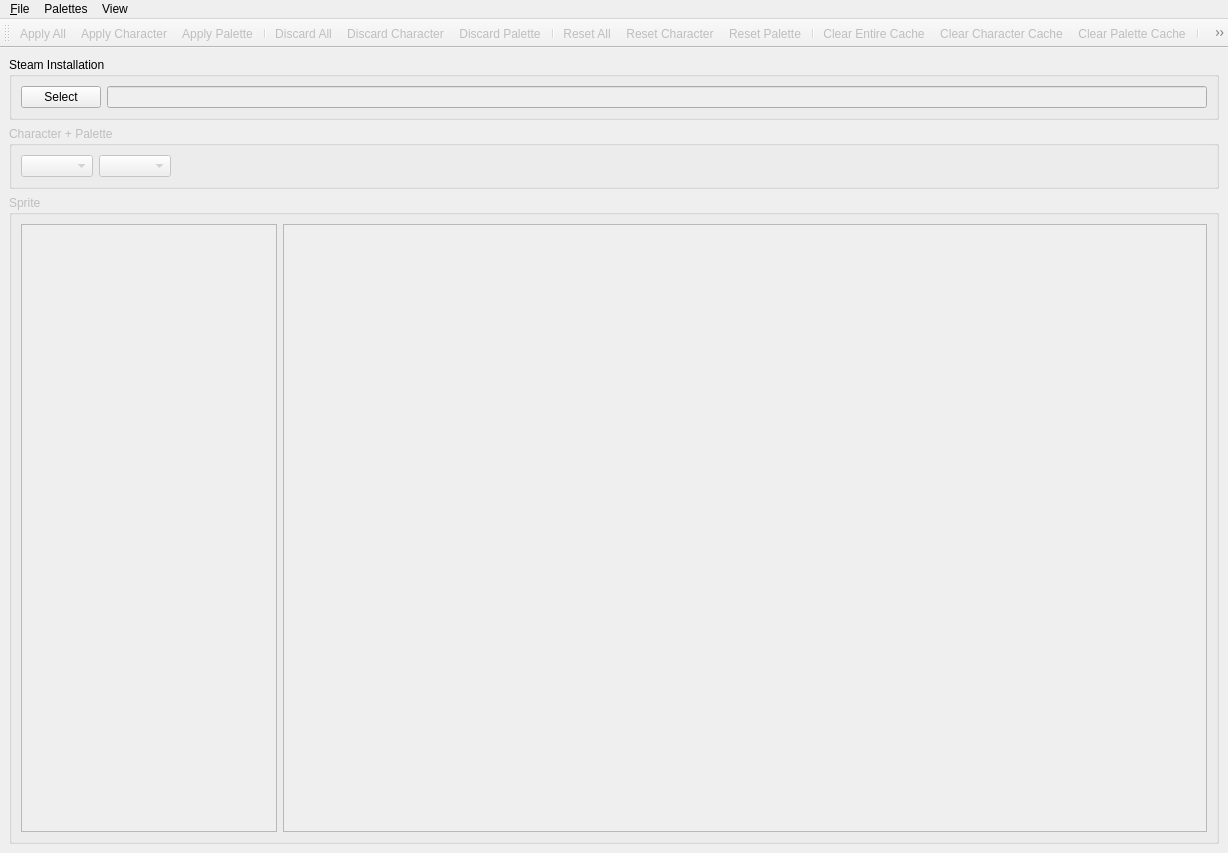
The window that bbsed/ui/mainwindow.ui (slacknate/bbsed) describes before a commit, drawn with Qt 5.
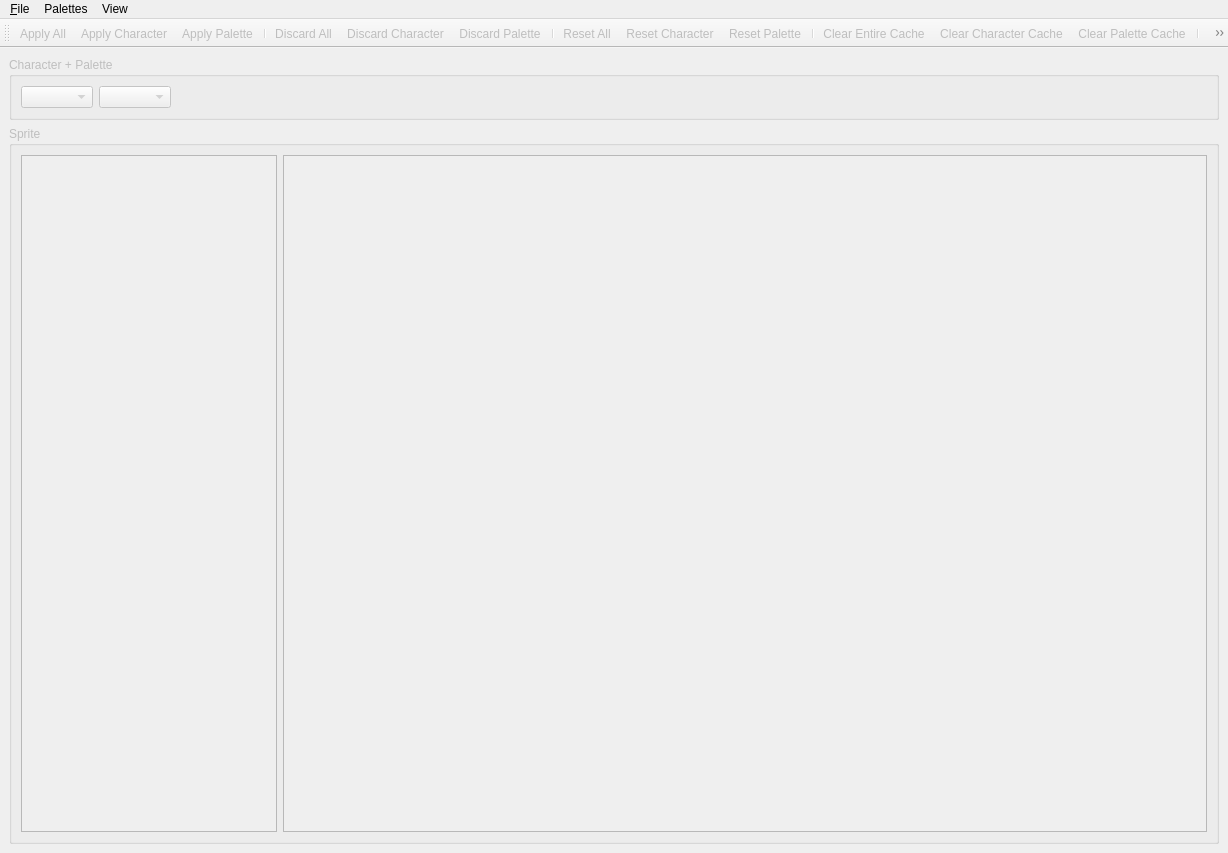
The same window after the commit.

Commit message:
[mainwindow] implement usage of settings dialog
 - remove steam selection from main window
 - add menu entry to show our settings dialog

```diff
--- a/bbsed/ui/mainwindow.ui
+++ b/bbsed/ui/mainwindow.ui
@@ -18,29 +18,6 @@
   </property>
   <widget class="QWidget" name="centralwidget">
    <layout class="QVBoxLayout" name="verticalLayout">
-    <item>
-     <widget class="QGroupBox" name="install_box">
-      <property name="title">
-       <string>Steam Installation</string>
-      </property>
-      <layout class="QHBoxLayout" name="horizontalLayout">
-       <item>
-        <widget class="QPushButton" name="select_steam">
-         <property name="text">
-          <string>Select</string>
-         </property>
-        </widget>
-       </item>
-       <item>
-        <widget class="QLineEdit" name="steam_path">
-         <property name="enabled">
-          <bool>false</bool>
-         </property>
-        </widget>
-       </item>
-      </layout>
-     </widget>
-    </item>
     <item>
      <widget class="QGroupBox" name="character_box">
       <property name="enabled">
```
Left out of the diff: 10 changed lines with no effect on the pictures. The commit also changes 2 other files.
